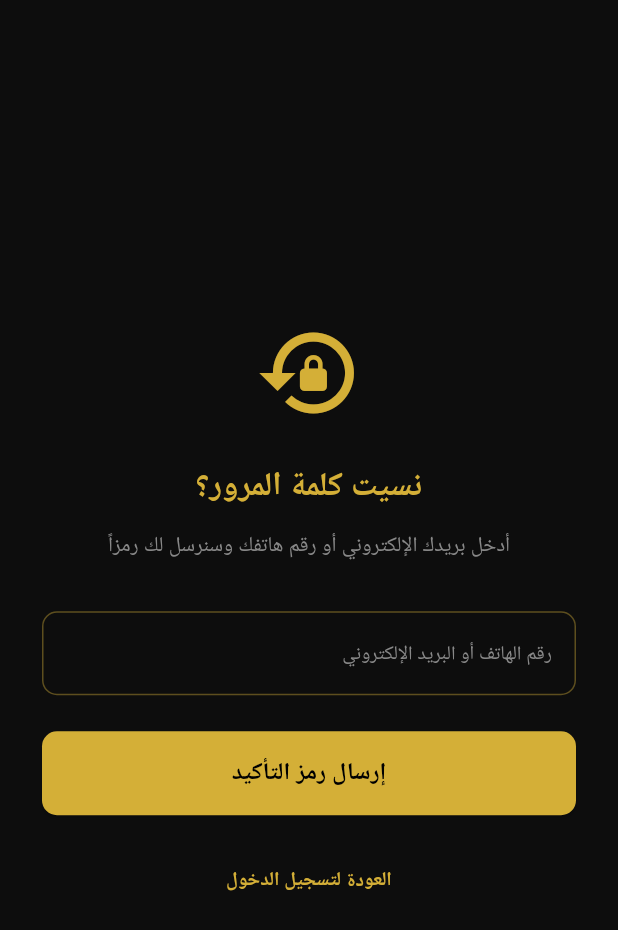
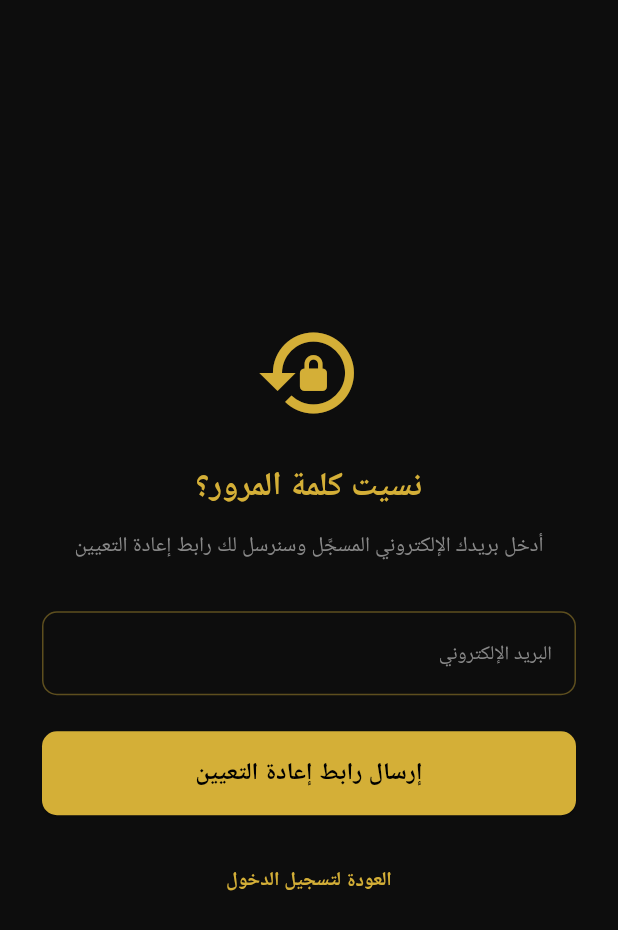
Before and after one commit to btar457/AL_HIRFA, a Flutter app: the ForgotPasswordScreen screen opened directly, on a phone screen of 412 x 824 dp. Shown: the top 930 px of the screen. Run offline on Flutter 3.47's test engine with Material 3 defaults, Android fonts, the phone set to English and light mode, and no system bars; our stand-ins replace app_links, cached_network_image, cloud_firestore, connectivity_plus, firebase_auth, firebase_core and 7 more; missing offline and left inert: aws_common, aws_signature_v4, firebase_app_check; accounts and stored records are empty; Roboto replaces fonts that are missing (Cairo).

Commit message:
fix: forgot-password screen falsely invites phone number entry
The screen's copy and hint text invited users to enter "your email or
phone number," but the app has no phone-based auth or password-reset
path — only Firebase's sendPasswordResetEmail, which silently fails
against anything that isn't a valid email address. A user who typed
their phone number (as the old text told them to) never received any
email and had no idea why.

Co-Authored-By: Claude Sonnet 5 <noreply@anthropic.com>
Claude-Session: https://claude.ai/code/session_01FCDWfnfAF6vDU23EdbefGp

```diff
--- a/lib/screens/auth/forgot_password_screen.dart
+++ b/lib/screens/auth/forgot_password_screen.dart
@@ -48,16 +48,17 @@ class _ForgotPasswordScreenState extends State<ForgotPasswordScreen> {
                   const Text('نسيت كلمة المرور؟', style: TextStyle(color: AppColors.gold, fontSize: 22, fontWeight: FontWeight.bold)),
                   const SizedBox(height: 12),
                   Text(
-                    'أدخل بريدك الإلكتروني أو رقم هاتفك وسنرسل لك رمزاً',
+                    'أدخل بريدك الإلكتروني المسجَّل وسنرسل لك رابط إعادة التعيين',
                     textAlign: TextAlign.center,
                     style: TextStyle(color: AppColors.subText, fontSize: 14, height: 1.6),
                   ),
                   const SizedBox(height: 32),
                   TextField(
                     controller: _contactController,
+                    keyboardType: TextInputType.emailAddress,
                     style: const TextStyle(color: AppColors.text),
                     decoration: InputDecoration(
-                      hintText: 'رقم الهاتف أو البريد الإلكتروني',
+                      hintText: 'البريد الإلكتروني',
                       hintStyle: TextStyle(color: AppColors.subText, fontSize: 13),
                       enabledBorder: OutlineInputBorder(borderRadius: BorderRadius.circular(10), borderSide: BorderSide(color: AppColors.gold.withOpacity(0.4))),
                       focusedBorder: const OutlineInputBorder(borderRadius: BorderRadius.all(Radius.circular(10)), borderSide: BorderSide(color: AppColors.gold)),
@@ -71,7 +72,7 @@ class _ForgotPasswordScreenState extends State<ForgotPasswordScreen> {
                       onPressed: _isLoading ? null : _sendResetEmail,
                       child: _isLoading
                           ? const SizedBox(height: 20, width: 20, child: CircularProgressIndicator(strokeWidth: 2, color: Colors.black))
-                          : const Text('إرسال رمز التأكيد', style: TextStyle(fontWeight: FontWeight.bold, fontSize: 16)),
+                          : const Text('إرسال رابط إعادة التعيين', style: TextStyle(fontWeight: FontWeight.bold, fontSize: 16)),
                     ),
                   ),
                   const SizedBox(height: 20),
```
